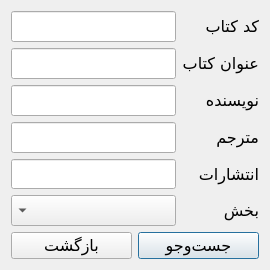
Qt form MemberSearchDialog.ui (Dandelion07/Library) before a commit.
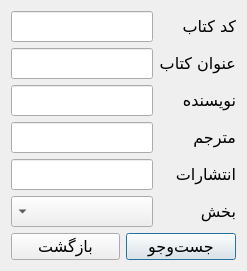
The same form after that commit.

What changed in the file:
```diff
--- a/MemberSearchDialog.ui
+++ b/MemberSearchDialog.ui
@@ -6,28 +6,10 @@
    <rect>
     <x>0</x>
     <y>0</y>
-    <width>270</width>
-    <height>270</height>
+    <width>295</width>
+    <height>316</height>
    </rect>
   </property>
-  <property name="sizePolicy">
-   <sizepolicy hsizetype="Fixed" vsizetype="Fixed">
-    <horstretch>0</horstretch>
-    <verstretch>0</verstretch>
-   </sizepolicy>
-  </property>
-  <property name="minimumSize">
-   <size>
-    <width>270</width>
-    <height>270</height>
-   </size>
-  </property>
-  <property name="maximumSize">
-   <size>
-    <width>270</width>
-    <height>270</height>
-   </size>
-  </property>
   <property name="font">
    <font>
     <family>B Nazanin</family>
@@ -44,6 +26,9 @@
    <locale language="Persian" country="Iran"/>
   </property>
   <layout class="QVBoxLayout" name="verticalLayout">
+   <property name="sizeConstraint">
+    <enum>QLayout::SetFixedSize</enum>
+   </property>
    <item>
     <layout class="QFormLayout" name="flay_inputs">
      <item row="1" column="0">
```
